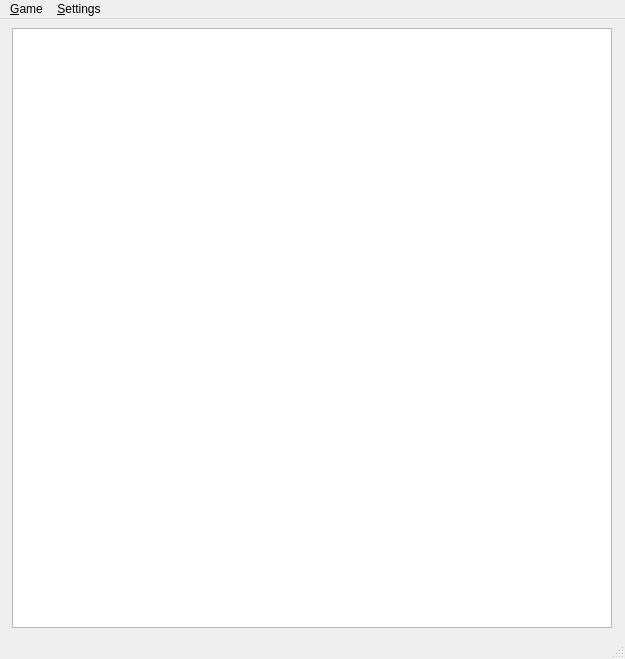
Above: saperwindow.ui from domi131domi/QtSaper before the change. Below: the same form after it.
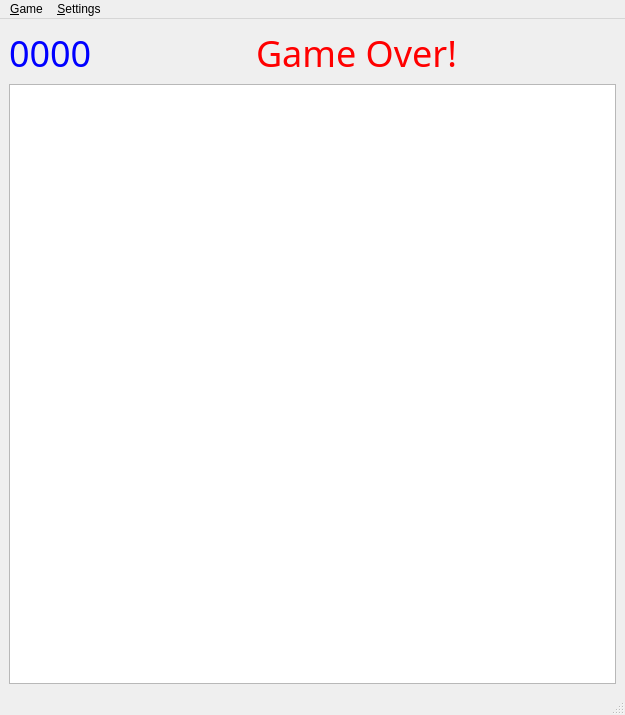
That is the form after the change.

```diff
--- a/saperwindow.ui
+++ b/saperwindow.ui
@@ -7,18 +7,82 @@
     <x>0</x>
     <y>0</y>
     <width>625</width>
-    <height>512</height>
+    <height>669</height>
    </rect>
   </property>
   <property name="windowTitle">
    <string>SaperWindow</string>
   </property>
   <widget class="QWidget" name="centralwidget">
-   <layout class="QHBoxLayout" name="horizontalLayout">
-    <item alignment="Qt::AlignHCenter|Qt::AlignVCenter">
+   <layout class="QVBoxLayout" name="verticalLayout">
+    <item>
+     <layout class="QHBoxLayout" name="horizontalLayout">
+      <item>
+       <widget class="QLabel" name="pointsLabel">
+        <property name="sizePolicy">
+         <sizepolicy hsizetype="Fixed" vsizetype="Fixed">
+          <horstretch>0</horstretch>
+          <verstretch>0</verstretch>
+         </sizepolicy>
+        </property>
+        <property name="font">
+         <font>
+          <family>Impact</family>
+          <pointsize>27</pointsize>
+         </font>
+        </property>
+        <property name="styleSheet">
+         <string notr="true">color: blue;
+</string>
+        </property>
+        <property name="text">
+         <string>0000</string>
+        </property>
+       </widget>
+      </item>
+      <item alignment="Qt::AlignHCenter|Qt::AlignVCenter">
+       <widget class="QLabel" name="gameState">
+        <property name="enabled">
+         <bool>true</bool>
+        </property>
+        <property name="sizePolicy">
+         <sizepolicy hsizetype="Preferred" vsizetype="Preferred">
+          <horstretch>0</horstretch>
+          <verstretch>0</verstretch>
+         </sizepolicy>
+        </property>
+        <property name="minimumSize">
+         <size>
+          <width>0</width>
+          <height>0</height>
+         </size>
+        </property>
+        <property name="font">
+         <font>
+          <family>Impact</family>
+          <pointsize>27</pointsize>
+         </font>
+        </property>
+        <property name="contextMenuPolicy">
+         <enum>Qt::ActionsContextMenu</enum>
+        </property>
+        <property name="styleSheet">
+         <string notr="true">color: red;</string>
+        </property>
+        <property name="text">
+         <string>Game Over!</string>
+        </property>
+        <property name="alignment">
+         <set>Qt::AlignCenter</set>
+        </property>
+       </widget>
+      </item>
+     </layout>
+    </item>
+    <item>
      <widget class="QTableView" name="GameView">
       <property name="sizePolicy">
-       <sizepolicy hsizetype="Fixed" vsizetype="Fixed">
+       <sizepolicy hsizetype="Expanding" vsizetype="Expanding">
         <horstretch>0</horstretch>
         <verstretch>0</verstretch>
        </sizepolicy>
@@ -29,6 +93,36 @@
         <height>600</height>
        </size>
       </property>
+      <property name="verticalScrollBarPolicy">
+       <enum>Qt::ScrollBarAlwaysOff</enum>
+      </property>
+      <property name="horizontalScrollBarPolicy">
+       <enum>Qt::ScrollBarAlwaysOff</enum>
+      </property>
+      <property name="sizeAdjustPolicy">
+       <enum>QAbstractScrollArea::AdjustToContents</enum>
+      </property>
+      <attribute name="horizontalHeaderCascadingSectionResizes">
+       <bool>false</bool>
+      </attribute>
+      <attribute name="horizontalHeaderMinimumSectionSize">
+       <number>0</number>
+      </attribute>
+      <attribute name="horizontalHeaderHighlightSections">
+       <bool>false</bool>
+      </attribute>
+      <attribute name="horizontalHeaderShowSortIndicator" stdset="0">
+       <bool>true</bool>
+      </attribute>
+      <attribute name="verticalHeaderCascadingSectionResizes">
+       <bool>false</bool>
+      </attribute>
+      <attribute name="verticalHeaderMinimumSectionSize">
+       <number>0</number>
+      </attribute>
+      <attribute name="verticalHeaderStretchLastSection">
+       <bool>false</bool>
+      </attribute>
      </widget>
     </item>
    </layout>
```
Left out of the diff: 6 changed lines with no effect on the pictures.
